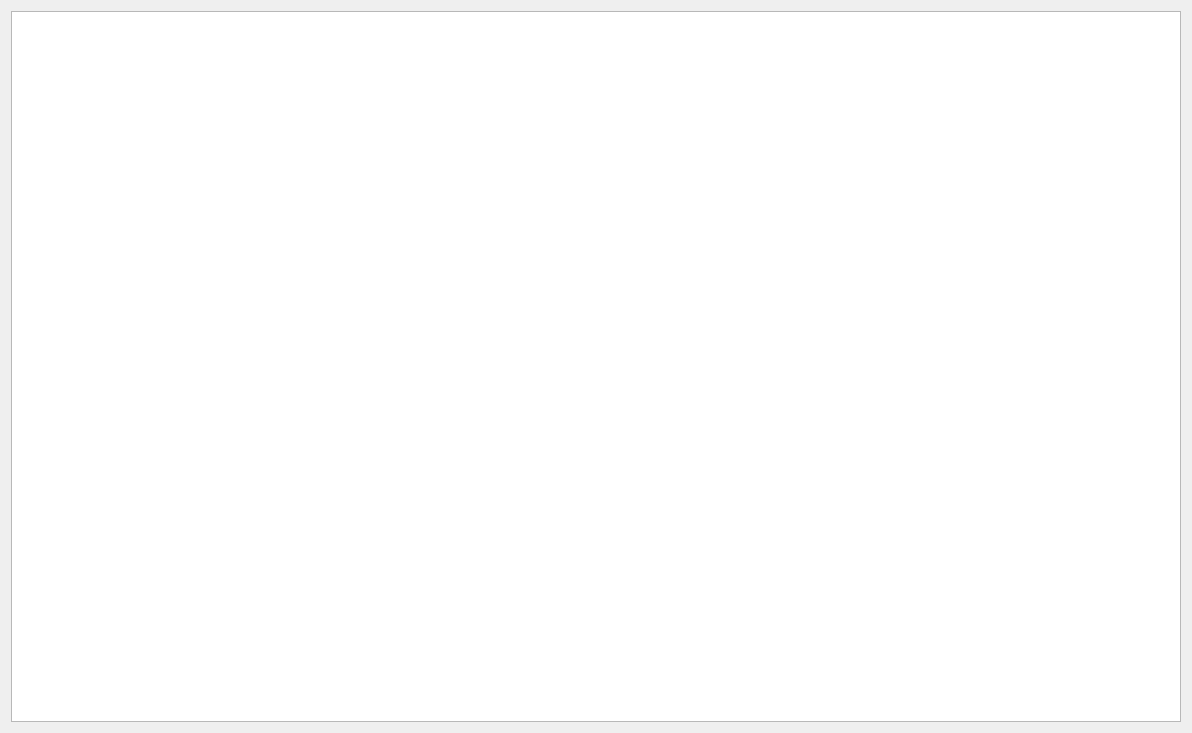
First picture: the form in src/station_controll/ui_stationControll.ui, repository ScrollDP/CCSMTR, before the edit.
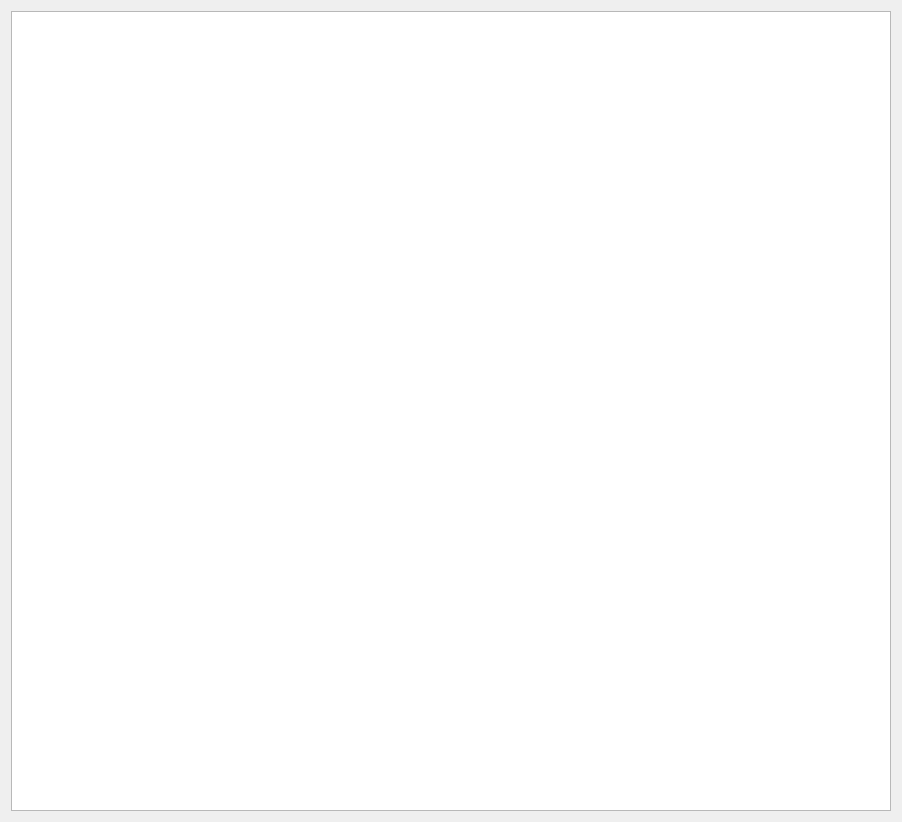
Second picture: the form after the edit.

Patch:
```diff
--- a/src/station_controll/ui_stationControll.ui
+++ b/src/station_controll/ui_stationControll.ui
@@ -6,16 +6,35 @@
    <rect>
     <x>0</x>
     <y>0</y>
-    <width>1192</width>
-    <height>733</height>
+    <width>892</width>
+    <height>812</height>
    </rect>
   </property>
+  <property name="sizePolicy">
+   <sizepolicy hsizetype="Expanding" vsizetype="Expanding">
+    <horstretch>0</horstretch>
+    <verstretch>0</verstretch>
+   </sizepolicy>
+  </property>
+  <property name="minimumSize">
+   <size>
+    <width>0</width>
+    <height>0</height>
+   </size>
+  </property>
   <property name="windowTitle">
    <string/>
   </property>
   <layout class="QVBoxLayout" name="verticalLayout">
    <item>
-    <widget class="QGraphicsView" name="graphicsView"/>
+    <widget class="QGraphicsView" name="graphicsView">
+     <property name="minimumSize">
+      <size>
+       <width>880</width>
+       <height>800</height>
+      </size>
+     </property>
+    </widget>
    </item>
   </layout>
  </widget>
```
